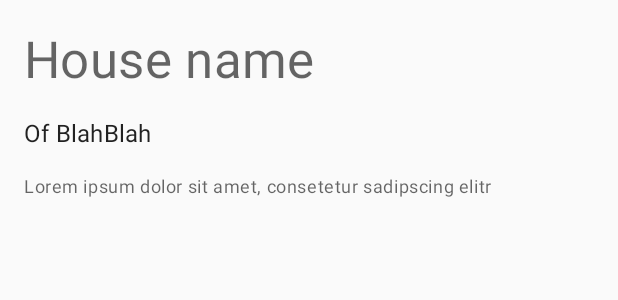
After one commit to deanrobertcook/GameOfPhones, an Android app: the layout fragment_house_detail.xml on its own in the app's theme, with its tools: preview values and no code run, on a phone screen of 412 x 824 dp. The commit adds this screen. Shown: the top 300 px of the screen. Run offline under Robolectric (Android 15) with nearby library versions, the phone set to English and light mode, and no system bars.

Commit message:
feat: add house detail fragment
Adds an onClick listener to the individual house rows, and since from the
API we should have all house data in the initial fetch, we pass this data
directly as arguments to the detail fragment. That is, there's no need
to go to the repo (unless we want to add some update logic later).

This commit also adds a nice transition to the detail fragment and
enables the back arrow in the activity toolbar when the detail fragment
is shown.

```diff
--- a/app/src/main/java/dean/org/gameofphones/model/Models.kt
+++ b/app/src/main/java/dean/org/gameofphones/model/Models.kt
@@ -6,6 +6,7 @@ data class House(val url:           Uri,
                  val name:          String,
                  val region:        String,
                  val currentLord:   Uri,
+                 val words:         Set<String>,
                  val swornMembers:  Set<Uri>)
 
 data class Character(val url:       Uri,
--- a/app/src/main/java/dean/org/gameofphones/repo/HouseRepo.kt
+++ b/app/src/main/java/dean/org/gameofphones/repo/HouseRepo.kt
@@ -16,7 +16,7 @@ class DummyHouseRepo: HouseRepo {
     }
 
     private val houses = IntRange(1, 30).map { i ->
-        House(Uri.EMPTY, "House$i", "Region", Uri.EMPTY, emptySet())
+        House(Uri.EMPTY, "House$i", "Region", Uri.EMPTY, setOf("Words words words"), emptySet())
     }.toSet()
 
     override fun getHouses(): Single<Set<House>> {
--- a/app/src/main/res/layout/activity_main.xml
+++ b/app/src/main/res/layout/activity_main.xml
@@ -7,14 +7,14 @@
         android:orientation="vertical">
 
     <androidx.appcompat.widget.Toolbar
-            android:id="@+id/my_toolbar"
+            android:id="@+id/toolbar"
             app:title="@string/app_name"
             app:titleTextColor="@color/onDark"
             android:layout_width="match_parent"
             android:layout_height="?attr/actionBarSize"
             android:background="?attr/colorPrimary"
             android:elevation="4dp"
-            android:theme="@style/ThemeOverlay.AppCompat.ActionBar"
+            android:theme="@style/ToolbarTheme"
             app:popupTheme="@style/ThemeOverlay.AppCompat.Light"/>
 
     <FrameLayout
--- /dev/null
+++ b/app/src/main/res/layout/fragment_house_detail.xml
@@ -0,0 +1,42 @@
+<?xml version="1.0" encoding="utf-8"?>
+<LinearLayout xmlns:android="http://schemas.android.com/apk/res/android"
+              xmlns:tools="http://schemas.android.com/tools"
+              android:orientation="vertical"
+              android:layout_marginTop="@dimen/margin_size_half"
+              android:layout_marginBottom="@dimen/margin_size_half"
+              android:layout_marginStart="@dimen/margin_size"
+              android:layout_marginEnd="@dimen/margin_size"
+              android:layout_width="match_parent"
+              android:layout_height="match_parent">
+
+    <TextView
+            android:id="@+id/house_name"
+            tools:text="House name"
+            style="@style/TextAppearance.MaterialComponents.Headline4"
+            android:layout_width="wrap_content"
+            android:layout_height="wrap_content"
+            android:layout_marginTop="@dimen/margin_size_half"
+            android:layout_marginBottom="@dimen/margin_size_half"
+    />
+
+    <TextView
+            android:id="@+id/house_region"
+            tools:text="Of BlahBlah"
+            style="@style/TextAppearance.MaterialComponents.Subtitle1"
+            android:layout_width="wrap_content"
+            android:layout_height="wrap_content"
+            android:layout_marginTop="@dimen/margin_size_half"
+            android:layout_marginBottom="@dimen/margin_size_half"
+    />
+
+    <TextView
+            android:id="@+id/first_word"
+            tools:text="Lorem ipsum dolor sit amet, consetetur sadipscing elitr"
+            style="@style/TextAppearance.MaterialComponents.Caption"
+            android:layout_width="wrap_content"
+            android:layout_height="wrap_content"
+            android:layout_marginTop="@dimen/margin_size_half"
+            android:layout_marginBottom="@dimen/margin_size_half"
+    />
+
+</LinearLayout>
--- a/app/src/main/res/values/dimens.xml
+++ b/app/src/main/res/values/dimens.xml
@@ -1,4 +1,5 @@
 <?xml version="1.0" encoding="utf-8"?>
 <resources>
     <dimen name="margin_size">16dp</dimen>
+    <dimen name="margin_size_half">8dp</dimen>
 </resources>
--- a/app/src/main/res/values/styles.xml
+++ b/app/src/main/res/values/styles.xml
@@ -8,4 +8,9 @@
         <item name="colorAccent">@color/colorAccent</item>
     </style>
 
+    <style name="ToolbarTheme" parent="@style/ThemeOverlay.AppCompat.ActionBar">
+        <!-- Customize color of navigation drawer icon and back arrow -->
+        <item name="colorControlNormal">@color/onDark</item>
+    </style>
+
 </resources>
--- /dev/null
+++ b/app/src/main/res/values/times.xml
@@ -0,0 +1,4 @@
+<?xml version="1.0" encoding="utf-8"?>
+<resources>
+    <integer name="fragment_transition_time">300</integer>
+</resources>
```
Also changed, not shown: app/src/main/java/dean/org/gameofphones/ui/HouseDetailFragment.kt (+37 -2 lines), app/src/main/java/dean/org/gameofphones/ui/HouseListFragment.kt (+41 -3 lines), app/src/main/java/dean/org/gameofphones/ui/MainActivity.kt (+15 -0 lines), app/src/main/res/anim/enter_from_left.xml (added, +8 -0 lines), app/src/main/res/anim/enter_from_right.xml (added, +8 -0 lines), app/src/main/res/anim/exit_to_left.xml (added, +8 -0 lines), app/src/main/res/anim/exit_to_right.xml (added, +8 -0 lines), app/src/main/res/layout/fragment_house_list.xml (+0 -7 lines).
